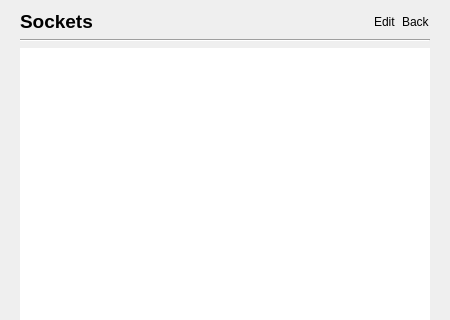
Qt form sokketter-ui/sources/mainwindow.ui (morwy/sokketter) before a commit; both pictures show x 0 to 450 and y 0 to 320 of the 450 by 475 pixel window.
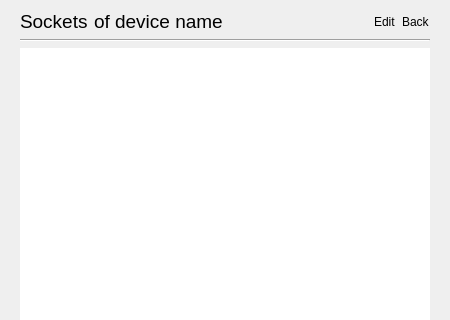
The same form after that commit. The open tabs and pages were chosen to show the change. Custom widgets are drawn as their Qt base class.

Commit message: feature: added device name on the socket list page (#23)

```diff
--- a/sokketter-ui/sources/mainwindow.ui
+++ b/sokketter-ui/sources/mainwindow.ui
@@ -684,29 +684,30 @@
              <property name="font">
               <font>
                <pointsize>14</pointsize>
-               <bold>true</bold>
               </font>
              </property>
              <property name="text">
               <string>Sockets</string>
              </property>
-             <property name="alignment">
-              <set>Qt::AlignLeading|Qt::AlignLeft|Qt::AlignVCenter</set>
-             </property>
             </widget>
            </item>
            <item>
-            <spacer name="horizontalSpacer_2">
-             <property name="orientation">
-              <enum>Qt::Horizontal</enum>
+            <widget class="SubheaderLabel" name="socket_list_device_label">
+             <property name="sizePolicy">
+              <sizepolicy hsizetype="Expanding" vsizetype="Preferred">
+               <horstretch>0</horstretch>
+               <verstretch>0</verstretch>
+              </sizepolicy>
              </property>
-             <property name="sizeHint" stdset="0">
-              <size>
-               <width>40</width>
-               <height>20</height>
-              </size>
+             <property name="font">
+              <font>
+               <pointsize>14</pointsize>
+              </font>
              </property>
-            </spacer>
+             <property name="text">
+              <string>of device name</string>
+             </property>
+            </widget>
            </item>
            <item>
             <widget class="ButtonLabel" name="socket_list_edit_label">
@@ -965,7 +966,12 @@
   <customwidget>
    <class>ButtonLabel</class>
    <extends>QLabel</extends>
-   <header>ButtonLabel.h</header>
+   <header>Header2Label.h</header>
+  </customwidget>
+  <customwidget>
+   <class>SubheaderLabel</class>
+   <extends>QLabel</extends>
+   <header>SubheaderLabel.h</header>
   </customwidget>
   <customwidget>
    <class>ElidingLabel</class>
```
Left out of the diff: 32 changed lines with no effect on the pictures. The commit also changes 13 other files.
